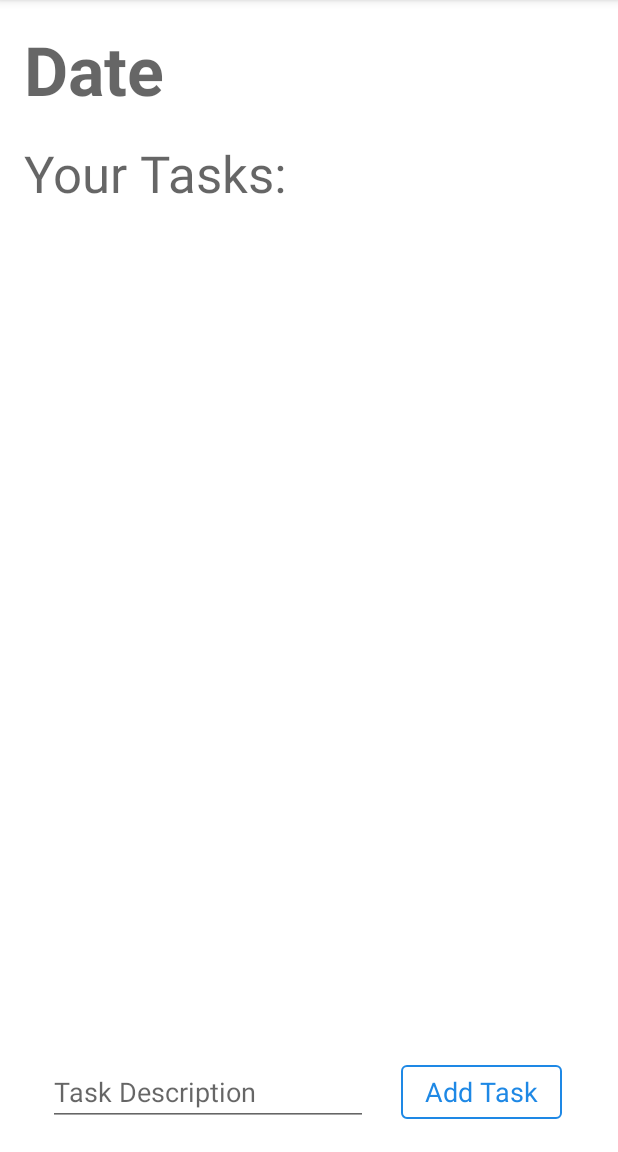
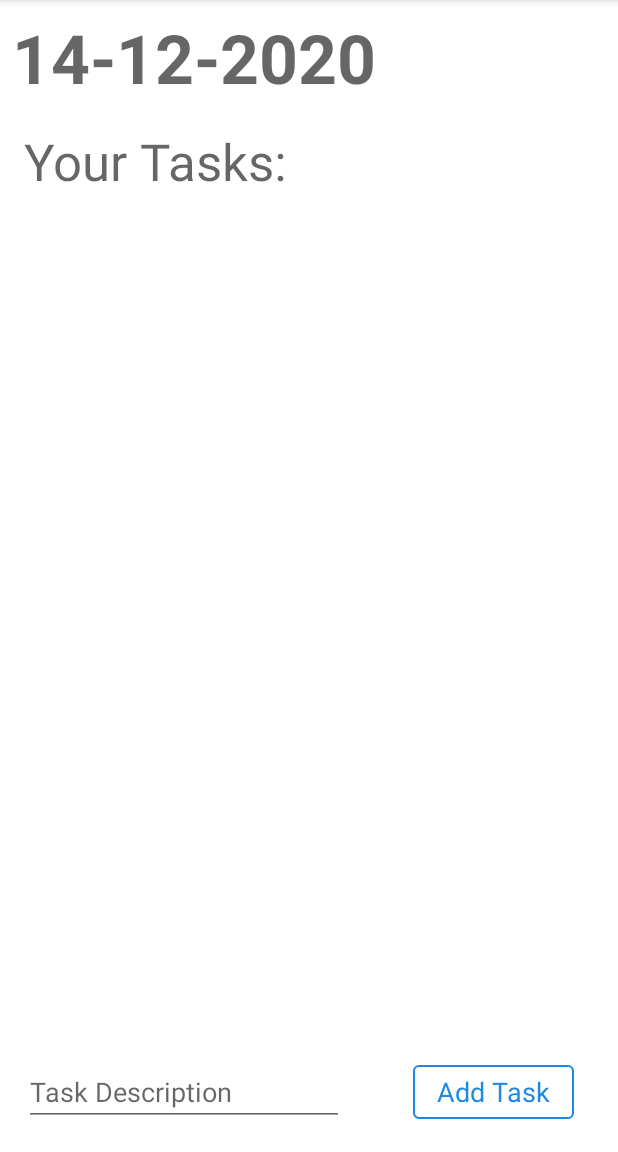
Before and after one commit to sanskar10100/TaskCheck, an Android app: the screen it shows after launch (MainActivity), on a phone screen of 412 x 824 dp, the part 84-1236 px from its top. Run offline under Robolectric (Android 15) with nearby library versions, the phone set to English and light mode, and no system bars.

Commit message:
Task Addition and Display added. Some minor UI tweaks made.

```diff
--- a/app/src/main/java/com/example/android/taskcheck/MainActivity.java
+++ b/app/src/main/java/com/example/android/taskcheck/MainActivity.java
@@ -1,14 +1,46 @@
 package com.example.android.taskcheck;
 
 import androidx.appcompat.app.AppCompatActivity;
+import androidx.recyclerview.widget.LinearLayoutManager;
+import androidx.recyclerview.widget.RecyclerView;
 
 import android.os.Bundle;
+import android.view.View;
+import android.widget.EditText;
+import android.widget.TextView;
+
+import java.text.SimpleDateFormat;
+import java.util.ArrayList;
+import java.util.Date;
+import java.util.List;
+import java.util.Locale;
 
 public class MainActivity extends AppCompatActivity {
+
+	static List<String> tasks = new ArrayList<>();
+	TasksListAdapater adapter;
 
 	@Override
 	protected void onCreate(Bundle savedInstanceState) {
 		super.onCreate(savedInstanceState);
 		setContentView(R.layout.activity_main);
+
+		TextView date = findViewById(R.id.text_view_date);
+		String currentDate = new SimpleDateFormat("dd-MM-yyyy", Locale.getDefault()).format(new Date());
+		date.setText(currentDate);
+
+		adapter = new TasksListAdapater();
+
+		RecyclerView recyclerView = findViewById(R.id.recycler_view_tasks);
+		recyclerView.setLayoutManager(new LinearLayoutManager(this));
+		recyclerView.setAdapter(adapter);
+	}
+
+	public void addTask(View view) {
+		EditText editTextTaskDescription = findViewById(R.id.edit_text_task_description);
+		String taskDescription = editTextTaskDescription.getText().toString();
+		tasks.add(taskDescription);
+		editTextTaskDescription.setText("");
+		adapter.notifyDataSetChanged();
 	}
 }
--- /dev/null
+++ b/app/src/main/java/com/example/android/taskcheck/TasksListAdapater.java
@@ -0,0 +1,45 @@
+package com.example.android.taskcheck;
+
+import android.view.LayoutInflater;
+import android.view.View;
+import android.view.ViewGroup;
+import android.widget.TextView;
+
+import androidx.annotation.NonNull;
+import androidx.recyclerview.widget.RecyclerView;
+
+public class TasksListAdapater extends RecyclerView.Adapter<TasksListAdapater.ViewHolder> {
+
+	public static class ViewHolder extends RecyclerView.ViewHolder {
+
+		private final TextView textView;
+
+		public ViewHolder(@NonNull View itemView) {
+			super(itemView);
+
+			textView = itemView.findViewById(R.id.text_view_single_task_description);
+		}
+
+		public TextView getTextView() {
+			return textView;
+		}
+	}
+
+	@NonNull
+	@Override
+	public ViewHolder onCreateViewHolder(@NonNull ViewGroup parent, int viewType) {
+		View view = LayoutInflater.from(parent.getContext()).inflate(R.layout.single_task_view, parent, false);
+
+		return new ViewHolder(view);
+	}
+
+	@Override
+	public void onBindViewHolder(@NonNull ViewHolder holder, int position) {
+		holder.getTextView().setText(MainActivity.tasks.get(position));
+	}
+
+	@Override
+	public int getItemCount() {
+		return MainActivity.tasks.size();
+	}
+}
--- a/app/src/main/res/layout/activity_main.xml
+++ b/app/src/main/res/layout/activity_main.xml
@@ -10,8 +10,8 @@
         android:id="@+id/text_view_date"
         android:layout_width="wrap_content"
         android:layout_height="wrap_content"
-        android:layout_marginStart="16dp"
-        android:layout_marginTop="16dp"
+        android:layout_marginStart="8dp"
+        android:layout_marginTop="8dp"
         android:fontFamily="sans-serif"
         android:text="@string/date"
         android:textAppearance="@style/TextAppearance.AppCompat.Display2"
@@ -31,7 +31,7 @@
         app:layout_constraintTop_toBottomOf="@+id/text_view_date" />
 
     <androidx.recyclerview.widget.RecyclerView
-        android:id="@+id/recyler_view_tasks"
+        android:id="@+id/recycler_view_tasks"
         android:layout_width="0dp"
         android:layout_height="0dp"
         android:layout_marginStart="16dp"
@@ -49,9 +49,9 @@
         android:id="@+id/edit_text_task_description"
         style="@style/Widget.AppCompat.EditText"
         android:layout_width="0dp"
+        android:layout_height="wrap_content"
+        android:layout_marginStart="16dp"
         android:autofillHints="@string/task_description"
-        android:layout_height="wrap_content"
-        android:layout_marginStart="32dp"
         android:ems="10"
         android:hint="@string/task_description"
         android:inputType="textShortMessage"
@@ -65,8 +65,10 @@
         style="@style/Widget.MaterialComponents.Button.OutlinedButton"
         android:layout_width="wrap_content"
         android:layout_height="wrap_content"
+        android:layout_marginStart="32dp"
         android:layout_marginEnd="16dp"
         android:layout_marginBottom="16dp"
+        android:onClick="addTask"
         android:text="@string/add_task"
         android:textAppearance="@style/TextAppearance.AppCompat.Medium"
         android:textColor="#1E88E5"
--- a/app/src/main/res/values-night/themes.xml
+++ /dev/null
@@ -1,16 +0,0 @@
-<resources xmlns:tools="http://schemas.android.com/tools">
-    <!-- Base application theme. -->
-    <style name="Theme.TaskCheck" parent="Theme.MaterialComponents.DayNight.DarkActionBar">
-        <!-- Primary brand color. -->
-        <item name="colorPrimary">@color/purple_200</item>
-        <item name="colorPrimaryVariant">@color/purple_700</item>
-        <item name="colorOnPrimary">@color/black</item>
-        <!-- Secondary brand color. -->
-        <item name="colorSecondary">@color/teal_200</item>
-        <item name="colorSecondaryVariant">@color/teal_200</item>
-        <item name="colorOnSecondary">@color/black</item>
-        <!-- Status bar color. -->
-        <item name="android:statusBarColor" tools:targetApi="l">?attr/colorPrimaryVariant</item>
-        <!-- Customize your theme here. -->
-    </style>
-</resources>
--- a/app/src/main/res/values/themes.xml
+++ b/app/src/main/res/values/themes.xml
@@ -1,6 +1,6 @@
 <resources xmlns:tools="http://schemas.android.com/tools">
     <!-- Base application theme. -->
-    <style name="Theme.TaskCheck" parent="Theme.MaterialComponents.DayNight.DarkActionBar">
+    <style name="Theme.TaskCheck" parent="Theme.MaterialComponents.Light.DarkActionBar">
         <!-- Primary brand color. -->
         <item name="colorPrimary">@color/purple_500</item>
         <item name="colorPrimaryVariant">@color/purple_700</item>
```
